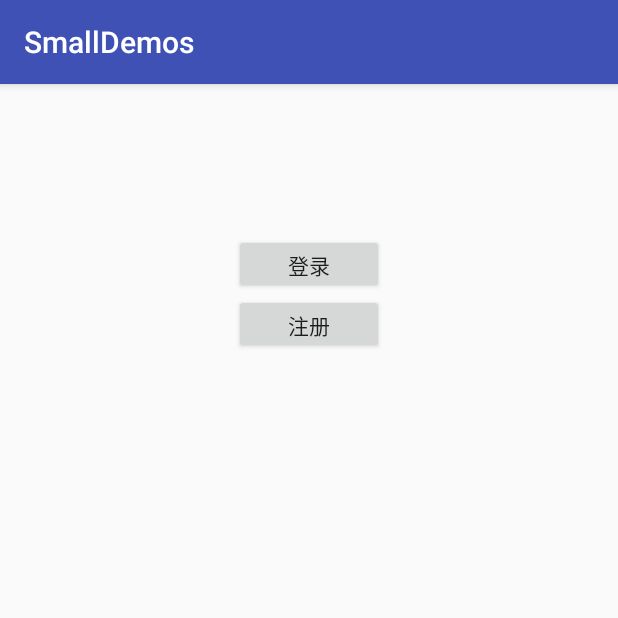
After one commit to wx9265661/SmallDemos2, an Android app: the LoginFragment screen opened directly, with no data from a screen before it, on a phone screen of 412 x 824 dp, the top half of it. The commit adds this screen. Run offline under Robolectric (Android 15) with nearby library versions, the phone set to English and light mode, and no system bars.

Commit message:
jetpack navigation demo

```diff
--- a/app/build.gradle
+++ b/app/build.gradle
@@ -2,6 +2,7 @@ apply plugin: 'com.android.application'
 apply plugin: 'kotlin-android'
 apply plugin: 'kotlin-kapt'
 apply plugin: 'kotlin-android-extensions'
+apply plugin: 'androidx.navigation.safeargs'
 
 android {
     compileSdkVersion 28
@@ -41,6 +42,9 @@ dependencies {
     implementation 'androidx.cardview:cardview:1.0.0'
     // 一些三方控件
     implementation "org.jetbrains.anko:anko:0.10.8"
+    // jetpack Navigation
+    implementation "androidx.navigation:navigation-fragment-ktx:$navigationVersion"
+    implementation "androidx.navigation:navigation-ui-ktx:$navigationVersion"
 }
 apply plugin: 'jacoco'
 
--- a/app/src/main/AndroidManifest.xml
+++ b/app/src/main/AndroidManifest.xml
@@ -60,6 +60,10 @@
         <activity
             android:name=".demos.recyclerstudy.RecyclerViewDemoActivity"
             android:exported="false" />
+
+        <activity
+            android:name=".demos.NavigationDemoActivity"
+            android:exported="false" />
     </application>
 
 </manifest>
--- a/app/src/main/java/com/zhanghaochen/smalldemos/MainActivity.kt
+++ b/app/src/main/java/com/zhanghaochen/smalldemos/MainActivity.kt
@@ -33,11 +33,17 @@ class MainActivity : AppCompatActivity(), View.OnClickListener {
         demo09.setOnClickListener {
             startActivity<RecyclerViewDemoActivity>()
         }
+        demo10.setOnClickListener {
+            android.R.anim.slide_in_left
+            startActivity<NavigationDemoActivity>()
+        }
     }
 
     override fun onClick(v: View) {
         when (v.id) {
-            R.id.demo01 -> startActivity(Intent(this@MainActivity, FxActivity::class.java))
+            R.id.demo01 -> {
+                startActivity(Intent(this@MainActivity, FxActivity::class.java))
+            }
             R.id.demo02 -> startActivity(Intent(this@MainActivity, ConstraintLayoutDemoActivity::class.java))
             R.id.demo03 -> startActivity(Intent(this@MainActivity, EditPictureActivity::class.java))
             R.id.demo04 -> startActivity(Intent(this@MainActivity, CircleBoardActivity::class.java))
--- /dev/null
+++ b/app/src/main/java/com/zhanghaochen/smalldemos/demos/NavigationDemoActivity.kt
@@ -0,0 +1,23 @@
+package com.zhanghaochen.smalldemos.demos
+
+import android.os.Bundle
+import android.os.Message
+import com.zhanghaochen.smalldemos.R
+import com.zhanghaochen.smalldemos.framework.BaseActivity
+
+/**
+ * @author created by zhanghaochen
+ * @date 2021-06-17 3:46 PM
+ * 描述：
+ */
+class NavigationDemoActivity : BaseActivity() {
+    override fun handleMessage(message: Message?) {
+        TODO("Not yet implemented")
+    }
+
+    override fun onCreate(savedInstanceState: Bundle?) {
+        super.onCreate(savedInstanceState)
+
+        setContentView(R.layout.activity_navi)
+    }
+}
--- /dev/null
+++ b/app/src/main/java/com/zhanghaochen/smalldemos/demos/naviga/LoginFragment.kt
@@ -0,0 +1,35 @@
+package com.zhanghaochen.smalldemos.demos.naviga
+
+import android.os.Bundle
+import android.os.Message
+import android.view.LayoutInflater
+import android.view.View
+import android.view.ViewGroup
+import androidx.navigation.fragment.findNavController
+import com.zhanghaochen.smalldemos.R
+import com.zhanghaochen.smalldemos.framework.BaseFragment
+import kotlinx.android.synthetic.main.fragment_login.*
+
+/**
+ * @author created by zhanghaochen
+ * @date 2021-06-17 3:47 PM
+ * 描述：
+ */
+class LoginFragment : BaseFragment() {
+    override fun handleMessage(message: Message?) {
+
+    }
+
+    override fun onCreateView(inflater: LayoutInflater, container: ViewGroup?, savedInstanceState: Bundle?): View? {
+        val mainView = inflater.inflate(R.layout.fragment_login, container, false)
+        return mainView
+    }
+
+    override fun onViewCreated(view: View, savedInstanceState: Bundle?) {
+        super.onViewCreated(view, savedInstanceState)
+        regist.setOnClickListener {
+            val action = LoginFragmentDirections.actionLoginFragmentToRegistFragment()
+            findNavController().navigate(action)
+        }
+    }
+}
--- /dev/null
+++ b/app/src/main/java/com/zhanghaochen/smalldemos/demos/naviga/RegistFragment.kt
@@ -0,0 +1,25 @@
+package com.zhanghaochen.smalldemos.demos.naviga
+
+import android.os.Bundle
+import android.os.Message
+import android.view.LayoutInflater
+import android.view.View
+import android.view.ViewGroup
+import com.zhanghaochen.smalldemos.R
+import com.zhanghaochen.smalldemos.framework.BaseFragment
+
+/**
+ * @author created by zhanghaochen
+ * @date 2021-06-17 3:48 PM
+ * 描述：
+ */
+class RegistFragment : BaseFragment() {
+    override fun handleMessage(message: Message?) {
+
+    }
+
+    override fun onCreateView(inflater: LayoutInflater, container: ViewGroup?, savedInstanceState: Bundle?): View? {
+        val mainView = inflater.inflate(R.layout.fragment_regest, container, false)
+        return mainView
+    }
+}
--- /dev/null
+++ b/app/src/main/res/anim/common_slide_in_left.xml
@@ -0,0 +1,7 @@
+<?xml version="1.0" encoding="utf-8"?>
+<set xmlns:android="http://schemas.android.com/apk/res/android">
+    <translate
+        android:duration="@android:integer/config_mediumAnimTime"
+        android:fromXDelta="-100%p"
+        android:toXDelta="0" />
+</set>
--- /dev/null
+++ b/app/src/main/res/anim/common_slide_in_right.xml
@@ -0,0 +1,7 @@
+<?xml version="1.0" encoding="utf-8"?>
+<set xmlns:android="http://schemas.android.com/apk/res/android">
+    <translate
+        android:duration="@android:integer/config_mediumAnimTime"
+        android:fromXDelta="100%p"
+        android:toXDelta="0" />
+</set>
--- /dev/null
+++ b/app/src/main/res/anim/common_slide_out_left.xml
@@ -0,0 +1,7 @@
+<?xml version="1.0" encoding="utf-8"?>
+<set xmlns:android="http://schemas.android.com/apk/res/android">
+    <translate
+        android:duration="@android:integer/config_mediumAnimTime"
+        android:fromXDelta="0"
+        android:toXDelta="-100%p" />
+</set>
--- /dev/null
+++ b/app/src/main/res/anim/common_slide_out_right.xml
@@ -0,0 +1,7 @@
+<?xml version="1.0" encoding="utf-8"?>
+<set xmlns:android="http://schemas.android.com/apk/res/android">
+    <translate
+        android:duration="@android:integer/config_mediumAnimTime"
+        android:fromXDelta="0"
+        android:toXDelta="100%p" />
+</set>
--- a/app/src/main/res/layout/activity_main.xml
+++ b/app/src/main/res/layout/activity_main.xml
@@ -68,4 +68,11 @@
         android:layout_height="wrap_content"
         android:layout_gravity="center_horizontal"
         android:text="RecyclerView" />
+
+    <Button
+        android:id="@+id/demo10"
+        android:layout_width="wrap_content"
+        android:layout_height="wrap_content"
+        android:layout_gravity="center_horizontal"
+        android:text="导航" />
 </LinearLayout>
--- /dev/null
+++ b/app/src/main/res/layout/activity_navi.xml
@@ -0,0 +1,18 @@
+<?xml version="1.0" encoding="utf-8"?>
+<androidx.constraintlayout.widget.ConstraintLayout xmlns:android="http://schemas.android.com/apk/res/android"
+    xmlns:app="http://schemas.android.com/apk/res-auto"
+    android:layout_width="match_parent"
+    android:layout_height="match_parent">
+
+    <fragment
+        android:id="@+id/nav_host_fragment"
+        android:name="androidx.navigation.fragment.NavHostFragment"
+        android:layout_width="0dp"
+        android:layout_height="0dp"
+        app:defaultNavHost="true"
+        app:layout_constraintBottom_toBottomOf="parent"
+        app:layout_constraintEnd_toEndOf="parent"
+        app:layout_constraintStart_toStartOf="parent"
+        app:layout_constraintTop_toTopOf="parent"
+        app:navGraph="@navigation/demo_navigation" />
+</androidx.constraintlayout.widget.ConstraintLayout>
--- /dev/null
+++ b/app/src/main/res/layout/fragment_login.xml
@@ -0,0 +1,26 @@
+<?xml version="1.0" encoding="utf-8"?>
+<androidx.constraintlayout.widget.ConstraintLayout xmlns:android="http://schemas.android.com/apk/res/android"
+    xmlns:app="http://schemas.android.com/apk/res-auto"
+    android:layout_width="match_parent"
+    android:layout_height="match_parent">
+
+    <Button
+        android:id="@+id/login"
+        android:layout_width="100dp"
+        android:layout_height="40dp"
+        android:layout_marginTop="100dp"
+        android:text="登录"
+        app:layout_constraintEnd_toEndOf="parent"
+        app:layout_constraintStart_toStartOf="parent"
+        app:layout_constraintTop_toTopOf="parent" />
+
+    <Button
+        android:id="@+id/regist"
+        android:layout_width="100dp"
+        android:layout_height="40dp"
+        android:text="注册"
+        app:layout_constraintEnd_toEndOf="parent"
+        app:layout_constraintStart_toStartOf="parent"
+        app:layout_constraintTop_toBottomOf="@id/login" />
+
+</androidx.constraintlayout.widget.ConstraintLayout>
--- /dev/null
+++ b/app/src/main/res/layout/fragment_regest.xml
@@ -0,0 +1,16 @@
+<?xml version="1.0" encoding="utf-8"?>
+<androidx.constraintlayout.widget.ConstraintLayout xmlns:android="http://schemas.android.com/apk/res/android"
+    xmlns:app="http://schemas.android.com/apk/res-auto"
+    android:layout_width="match_parent"
+    android:layout_height="match_parent">
+
+    <TextView
+        android:layout_width="wrap_content"
+        android:layout_height="wrap_content"
+        android:layout_marginTop="20dp"
+        android:text="这是注册界面"
+        android:textSize="20sp"
+        app:layout_constraintEnd_toEndOf="parent"
+        app:layout_constraintStart_toStartOf="parent"
+        app:layout_constraintTop_toTopOf="parent" />
+</androidx.constraintlayout.widget.ConstraintLayout>
--- /dev/null
+++ b/app/src/main/res/navigation/demo_navigation.xml
@@ -0,0 +1,26 @@
+<?xml version="1.0" encoding="utf-8"?>
+<navigation xmlns:android="http://schemas.android.com/apk/res/android"
+    xmlns:app="http://schemas.android.com/apk/res-auto"
+    xmlns:tools="http://schemas.android.com/tools"
+    android:id="@+id/demo_navigation"
+    app:startDestination="@id/loginFragment"
+    tools:ignore="UnusedNavigation">
+    <fragment
+        android:id="@+id/loginFragment"
+        android:name="com.zhanghaochen.smalldemos.demos.naviga.LoginFragment"
+        android:label="LoginFragment"
+        tools:layout="@layout/fragment_login">
+        <action
+            android:id="@+id/action_loginFragment_to_registFragment"
+            app:destination="@id/registFragment"
+            app:enterAnim="@anim/common_slide_in_right"
+            app:exitAnim="@anim/common_slide_out_left"
+            app:popEnterAnim="@anim/common_slide_in_left"
+            app:popExitAnim="@anim/common_slide_out_right" />
+    </fragment>
+    <fragment
+        android:id="@+id/registFragment"
+        android:name="com.zhanghaochen.smalldemos.demos.naviga.RegistFragment"
+        android:label="RegistFragment"
+        tools:layout="@layout/fragment_regest" />
+</navigation>
--- a/build.gradle
+++ b/build.gradle
@@ -2,6 +2,7 @@
 
 buildscript {
     ext.kotlin_version = '1.3.50'
+    ext.navigationVersion = "2.0.0"
 
     repositories {
         google()
@@ -11,6 +12,7 @@ buildscript {
         classpath 'com.android.tools.build:gradle:3.5.3'
         classpath "org.jetbrains.kotlin:kotlin-gradle-plugin:$kotlin_version"
 
+        classpath "androidx.navigation:navigation-safe-args-gradle-plugin:$navigationVersion"
         // NOTE: Do not place your application dependencies here; they belong
         // in the individual module build.gradle files
     }
```
